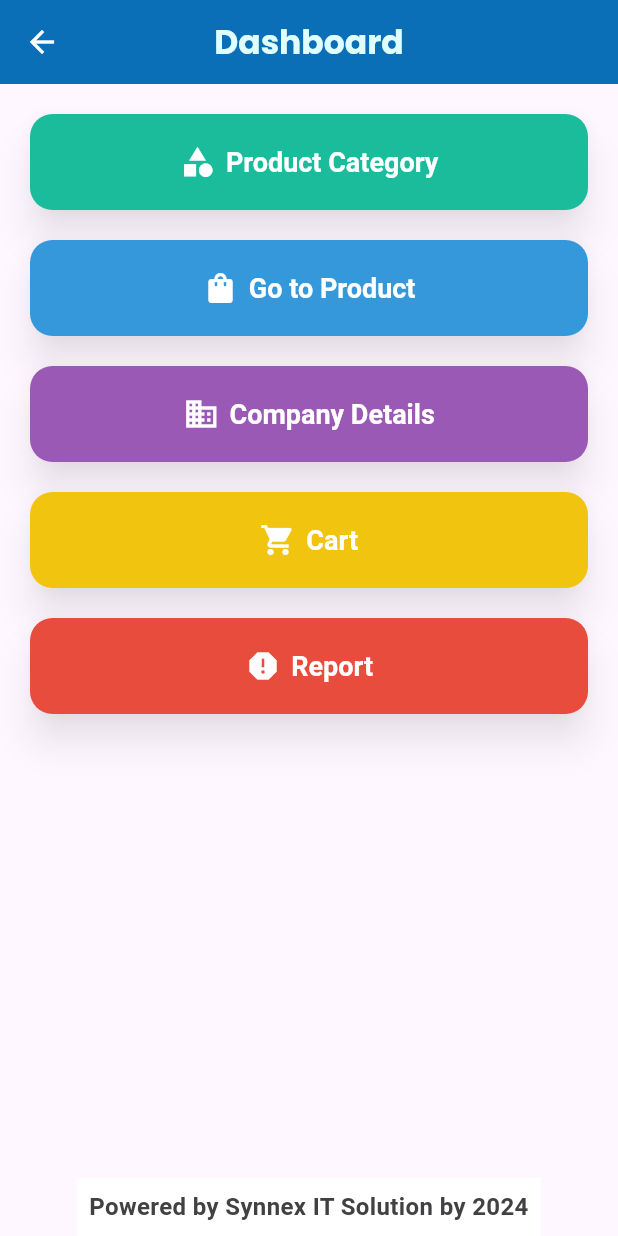
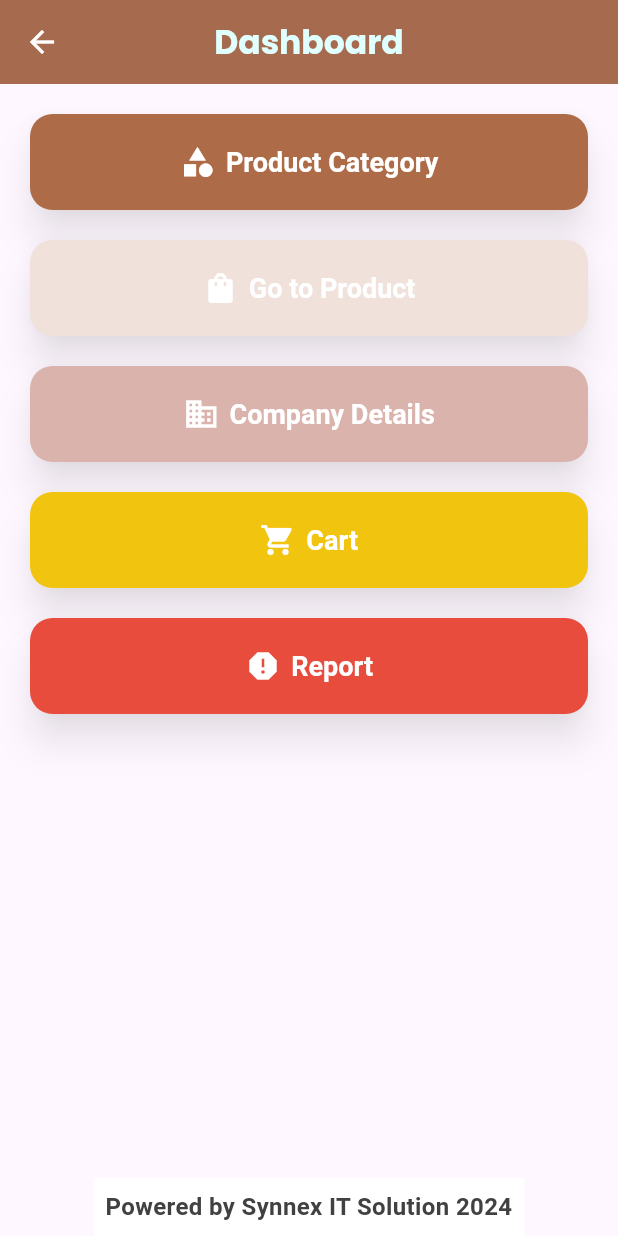
Before and after one commit to MobileSamadhi/New_Restaurant, a Flutter app: the DashboardPage screen opened directly, on a phone screen of 412 x 824 dp. Run offline on Flutter 3.47's test engine with Material 3 defaults, Android fonts, the light colour scheme and no system bars; our stand-ins replace google_fonts, image_picker, printing, sqflite; missing offline and left inert: blue_thermal_printer; accounts and stored records are empty.

Commit message:
added colors commit

```diff
--- a/lib/Views/dashboard.dart
+++ b/lib/Views/dashboard.dart
@@ -27,7 +27,7 @@ class DashboardPage extends StatelessWidget {
             );
           },
         ),
-        backgroundColor: Color(0xFF0072BC), // Blue color
+        backgroundColor: Color(0xFFad6c47), // Blue color
         centerTitle: true,
         elevation: 5,
         actions: [
@@ -47,7 +47,7 @@ class DashboardPage extends StatelessWidget {
                       buildDashboardButton(
                         context,
                         'Product Category',
-                        Color(0xFF1ABC9C), // Green color
+                        Color(0xFFad6c47), // Green color
                         Icons.category,
                         ProductCategoryPage(),
                       ),
@@ -55,7 +55,7 @@ class DashboardPage extends StatelessWidget {
                       buildDashboardButton(
                         context,
                         'Go to Product',
-                        Color(0xFF3498DB), // Blue color
+                        Color(0xFFF0E1DA), // Blue color
                         Icons.shopping_bag,
                         Products(),
                       ),
@@ -63,7 +63,7 @@ class DashboardPage extends StatelessWidget {
                       buildDashboardButton(
                         context,
                         'Company Details',
-                        Color(0xFF9B59B6), // Purple color
+                        Color(0xFFDAB3AC), // Purple color
                         Icons.business,
                         CompanyDetailsPage(),
                       ),
@@ -96,7 +96,7 @@ class DashboardPage extends StatelessWidget {
             color: Colors.white,
             padding: const EdgeInsets.all(8),
             child: Text(
-              'Powered by Synnex IT Solution by 2024',
+              'Powered by Synnex IT Solution 2024',
               textAlign: TextAlign.center,
               style: TextStyle(
                 fontSize: 16,
```
Also changed, not shown: lib/Views/payment_page.dart (+9 -5 lines), lib/Views/print_bill.dart (+4 -3 lines).
